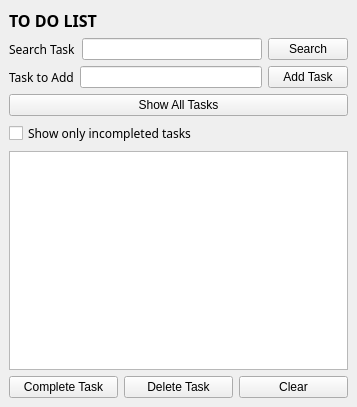
Old version of the form app_TODO/mainwindow.ui in the repository sana-ahmer/to-do-list-app.
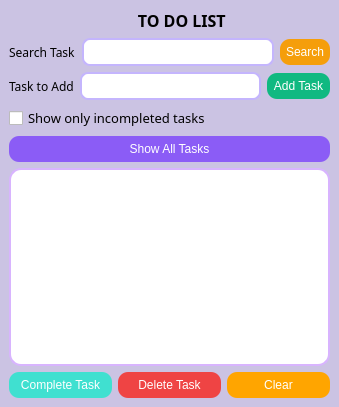
New version of the form.

```diff
--- a/app_TODO/mainwindow.ui
+++ b/app_TODO/mainwindow.ui
@@ -6,13 +6,91 @@
    <rect>
     <x>0</x>
     <y>0</y>
-    <width>357</width>
+    <width>339</width>
     <height>407</height>
    </rect>
   </property>
   <property name="windowTitle">
    <string>MainWindow</string>
   </property>
+  <property name="autoFillBackground">
+   <bool>false</bool>
+  </property>
+  <property name="styleSheet">
+   <string notr="true">QMainWindow {
+    background-color: #CBC3E3
+}
+
+QPushButton {
+    background-color: #8B5CF6;
+    color: white;
+    border-radius: 10px;
+    padding: 6px;
+    border: none;
+}
+
+QPushButton:hover {
+    background-color: #7C3AED;
+}
+
+QPushButton:pressed {
+    background-color: #6D28D9;
+}
+
+QLineEdit {
+    background-color: white;
+    border: 2px solid #C4B5FD;
+    border-radius: 8px;
+    padding: 4px;
+}
+
+QListWidget {
+    background-color: white;
+    border: 2px solid #D8B4FE;
+    border-radius: 12px;
+}
+
+QCheckBox {
+    font-size: 10pt;
+}
+#addButton {
+    background-color: #10B981;
+}
+
+#addButton:hover {
+    background-color: #059669;
+}
+
+#deleteButton {
+    background-color: #EF4444;
+}
+
+#deleteButton:hover {
+    background-color: #DC2626;
+}
+
+#completeButton {
+    background-color: #40E0D0;
+}
+
+#completeButton:hover {
+    background-color: #1CA89A;
+}
+
+#searchButton {
+    background-color: #F59E0B;
+}
+
+#searchButton:hover {
+    background-color: #D97706;
+}
+#clearButton {
+	background-color: #FFA500;
+}
+#clearButton:hover {
+	backgorund-color: #D97706;
+}</string>
+  </property>
   <widget class="QWidget" name="centralwidget">
    <layout class="QVBoxLayout" name="verticalLayout">
     <item>
@@ -25,7 +103,7 @@
        </font>
       </property>
       <property name="text">
-       <string>TO DO LIST</string>
+       <string>                               TO DO LIST</string>
       </property>
       <property name="indent">
        <number>0</number>
@@ -84,25 +162,64 @@
       </item>
      </layout>
     </item>
-    <item>
-     <widget class="QPushButton" name="pushButton">
-      <property name="text">
-       <string>Show All Tasks</string>
-      </property>
-     </widget>
-    </item>
     <item>
      <widget class="QCheckBox" name="hidecompletedcheck">
       <property name="font">
        <font>
         <family>SimSun-ExtB</family>
+        <pointsize>10</pointsize>
        </font>
       </property>
+      <property name="styleSheet">
+       <string notr="true">QMainWindow {
+    background-color: #F7F4FF;
+}
+
+QPushButton {
+    background-color: #8B5CF6;
+    color: white;
+    border-radius: 10px;
+    padding: 6px;
+    border: none;
+}
+
+QPushButton:hover {
+    background-color: #7C3AED;
+}
+
+QPushButton:pressed {
+    background-color: #6D28D9;
+}
+
+QLineEdit {
+    background-color: white;
+    border: 2px solid #C4B5FD;
+    border-radius: 8px;
+    padding: 4px;
+}
+
+QListWidget {
+    background-color: white;
+    border: 2px solid #D8B4FE;
+    border-radius: 12px;
+}
+
+QCheckBox {
+    font-size: 10pt;
+}</string>
+      </property>
       <property name="text">
        <string>Show only incompleted tasks</string>
       </property>
      </widget>
     </item>
+    <item>
+     <widget class="QPushButton" name="showAll">
+      <property name="text">
+       <string>Show All Tasks</string>
+      </property>
+     </widget>
+    </item>
     <item>
      <widget class="QListWidget" name="tasklistWidget"/>
     </item>
@@ -110,6 +227,9 @@
      <layout class="QHBoxLayout" name="horizontalLayout_3">
       <item>
        <widget class="QPushButton" name="completeButton">
+        <property name="autoFillBackground">
+         <bool>false</bool>
+        </property>
         <property name="text">
          <string>Complete Task</string>
         </property>
```
Left out of the diff: 6 changed lines with no effect on the pictures.
